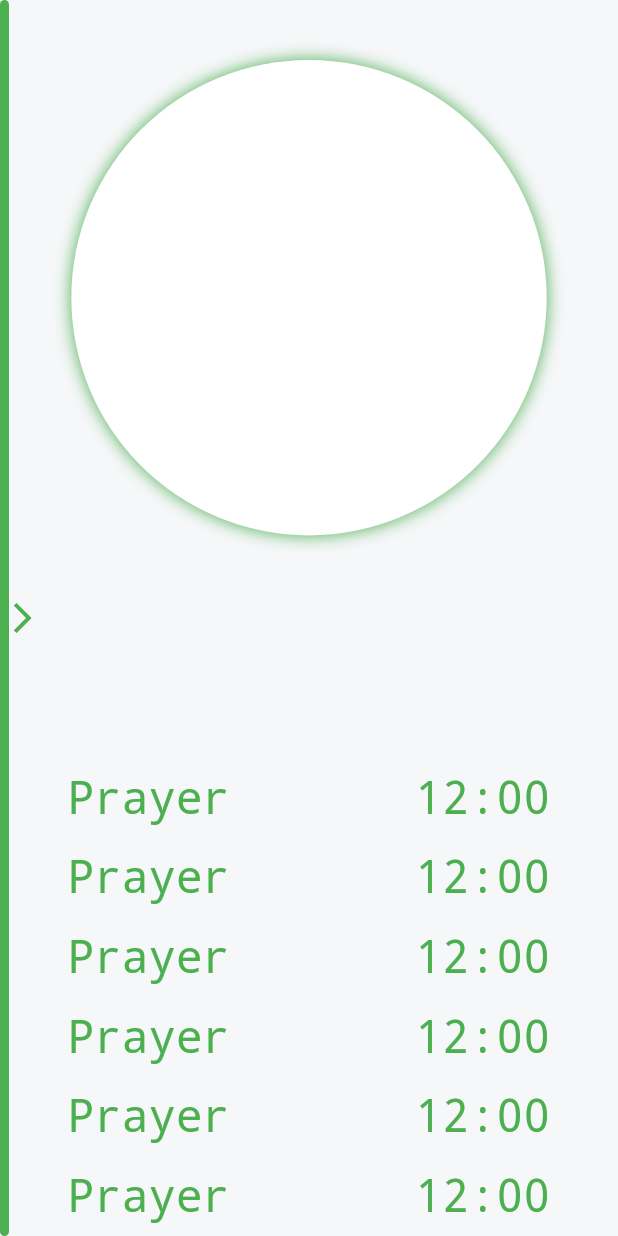
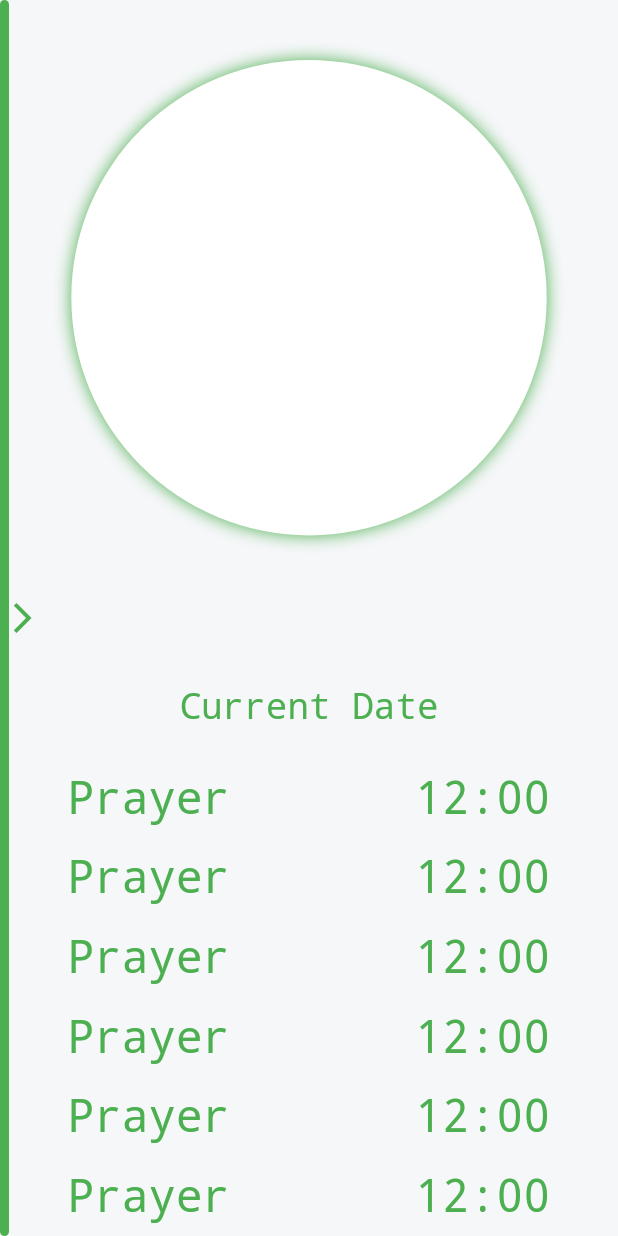
Before and after one commit to burhanhaq/SimpleAzaan, a Flutter app: the screen it shows after launch, on a phone screen of 412 x 824 dp. Run offline on Flutter 3.47's test engine with Material 2 defaults, Android fonts, the phone set to English and light mode, and no system bars; network calls fail.

Commit message:
Add currentDate string to home screen

```diff
--- a/lib/models/prayer.dart
+++ b/lib/models/prayer.dart
@@ -25,4 +25,9 @@ class Prayer {
     String formattedDate = DateFormat('kk:mm').format(prayerTime);
     return formattedDate;
   }
+
+  String getDateString() {
+    String formattedDate = DateFormat("EEE, MMM d, ''yy").format(prayerTime);
+    return formattedDate;
+  }
 }
--- a/lib/screens/home/home_screen.dart
+++ b/lib/screens/home/home_screen.dart
@@ -83,6 +83,16 @@ class _HomeScreenState extends State<HomeScreen> {
                 ),
                 ClockDial(),
                 const Spacer(),
+                Text(
+                  fajr?.getDateString() ?? 'Current Date',
+                  style: const TextStyle(
+                    decoration: TextDecoration.none,
+                    fontSize: 24,
+                    color: Colors.green,
+                    fontWeight: FontWeight.w300,
+                  ),
+                ),
+                const SizedBox(height: 20),
                 Column(children: [
                   Column(
                     mainAxisAlignment: MainAxisAlignment.center,
```
